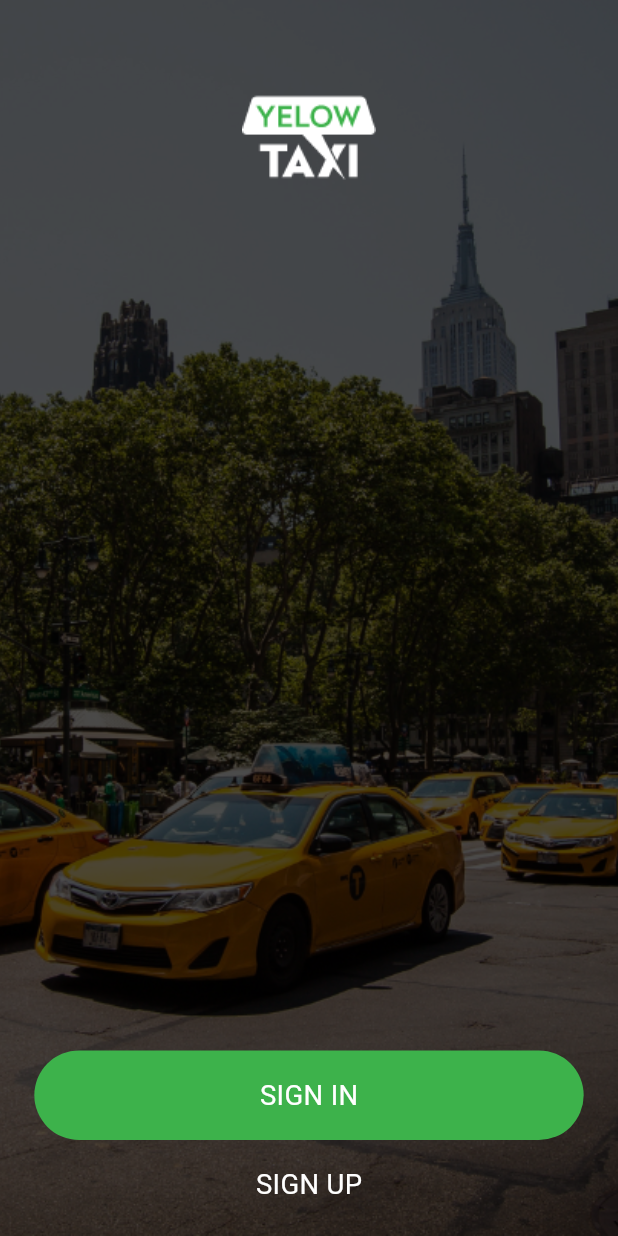
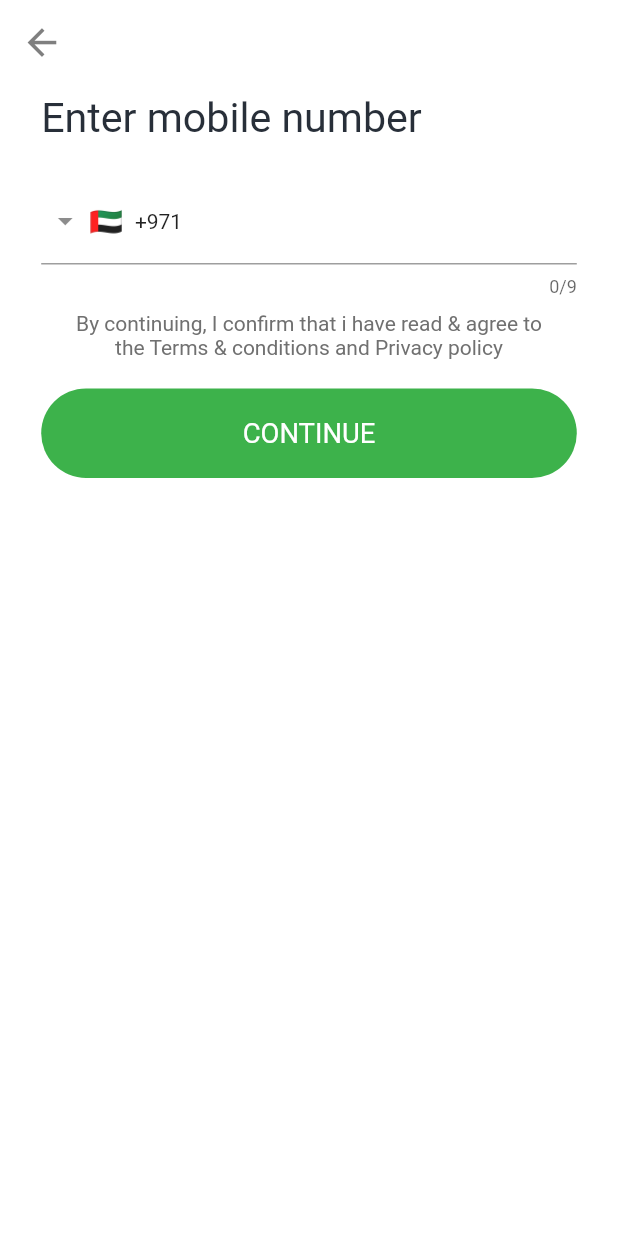
Before and after one commit to MhMahdi94/taxi_app, a Flutter app: the screen it shows after launch, after a tap on "SIGN UP", on a phone screen of 412 x 824 dp. Run offline on Flutter 3.47's test engine with Material 2 defaults, Android fonts, the phone set to English and light mode, and no system bars; drawn by our look-alikes of intl_phone_field; our stand-ins replace flutter_screenutil, flutter_spinkit.

Commit message:
sign up design

```diff
--- a/lib/main.dart
+++ b/lib/main.dart
@@ -1,6 +1,7 @@
 import 'package:flutter/material.dart';
 import 'package:flutter_screenutil/flutter_screenutil.dart';
 import 'package:taxi_application/modules/splash/splash_screen.dart';
+import 'package:taxi_application/shared/theme.dart';
 
 void main() {
   runApp(const MyApp());
@@ -21,10 +22,7 @@ class MyApp extends StatelessWidget {
           debugShowCheckedModeBanner: false,
           title: 'First Method',
           // You can use the library anywhere in the app even in theme
-          theme: ThemeData(
-            primarySwatch: Colors.blue,
-            textTheme: Typography.englishLike2018.apply(fontSizeFactor: 1.sp),
-          ),
+          theme: appTheme,
           home: child,
         );
       },
--- a/lib/modules/auth/auth_page.dart
+++ b/lib/modules/auth/auth_page.dart
@@ -2,8 +2,10 @@ import 'package:flutter/material.dart';
 import 'package:flutter/src/widgets/framework.dart';
 import 'package:flutter/src/widgets/placeholder.dart';
 import 'package:flutter_screenutil/flutter_screenutil.dart';
+import 'package:taxi_application/modules/auth/signup_screen.dart';
 import 'package:taxi_application/shared/colors.dart';
 import 'package:taxi_application/shared/components.dart';
+import 'package:taxi_application/shared/functions.dart';
 
 class AuthPage extends StatelessWidget {
   const AuthPage({super.key});
@@ -16,7 +18,7 @@ class AuthPage extends StatelessWidget {
         height: double.infinity,
         decoration: BoxDecoration(
           image: DecorationImage(
-            image: AssetImage('assets/images/authbg.png'),
+            image: const AssetImage('assets/images/authbg.png'),
             fit: BoxFit.cover,
             colorFilter: ColorFilter.mode(
               Colors.black.withOpacity(0.7),
@@ -28,15 +30,13 @@ class AuthPage extends StatelessWidget {
           mainAxisAlignment: MainAxisAlignment.spaceBetween,
           children: [
             SizedBox(
-              height: 40.h,
+              height: 50.h,
             ),
-            Image(image: AssetImage('assets/images/logo.png')),
-            Spacer(),
+            const Image(image: AssetImage('assets/images/logo.png')),
+            const Spacer(),
             AppButton(
               label: 'SIGN IN',
-              onTap: () {
-                print('SIGN IN');
-              },
+              onTap: () {},
             ),
             SizedBox(
               height: 16.h,
@@ -45,6 +45,7 @@ class AuthPage extends StatelessWidget {
               label: 'SIGN UP',
               onTap: () {
                 print('SIGN UP');
+                navigateTo(context, const SignUpScreen());
               },
             ),
             SizedBox(
--- /dev/null
+++ b/lib/modules/auth/signup_screen.dart
@@ -0,0 +1,75 @@
+import 'package:flutter/material.dart';
+import 'package:flutter/src/widgets/framework.dart';
+import 'package:flutter/src/widgets/placeholder.dart';
+import 'package:flutter_screenutil/flutter_screenutil.dart';
+import 'package:intl_phone_field/intl_phone_field.dart';
+import 'package:taxi_application/shared/colors.dart';
+import 'package:taxi_application/shared/components.dart';
+
+class SignUpScreen extends StatelessWidget {
+  const SignUpScreen({super.key});
+
+  @override
+  Widget build(BuildContext context) {
+    return Scaffold(
+      appBar: AppBar(),
+      body: Padding(
+        padding: EdgeInsets.symmetric(horizontal: 24.w),
+        child: Column(
+          crossAxisAlignment: CrossAxisAlignment.start,
+          children: [
+            SizedBox(
+              height: 6.h,
+            ),
+            Text(
+              'Enter mobile number',
+              style: TextStyle(
+                fontSize: 24.sp,
+                color: textColor,
+              ),
+            ),
+            SizedBox(
+              height: 20.h,
+            ),
+            IntlPhoneField(
+              decoration: InputDecoration(
+                  contentPadding: EdgeInsets.symmetric(vertical: 16.h)
+                  //labelText: 'Phone Number',
+                  // border: Border(
+                  //   bottom: BorderSide.none,
+                  //   top: BorderSide.none,
+                  //   right: BorderSide.none,
+                  //   left: BorderSide.none,
+                  // ),
+                  ),
+              initialCountryCode: 'AE',
+              onChanged: (phone) {
+                print(phone.completeNumber);
+              },
+            ),
+            SizedBox(
+              height: 8.h,
+            ),
+            Padding(
+              padding: EdgeInsets.symmetric(horizontal: 16.w),
+              child: Text(
+                'By continuing, I confirm that i have read & agree to the Terms & conditions and Privacy policy',
+                textAlign: TextAlign.center,
+                style: TextStyle(
+                  color: overlayColor,
+                ),
+              ),
+            ),
+            SizedBox(
+              height: 16.h,
+            ),
+            AppButton(
+              label: 'CONTINUE',
+              onTap: () {},
+            ),
+          ],
+        ),
+      ),
+    );
+  }
+}
--- a/lib/shared/components.dart
+++ b/lib/shared/components.dart
@@ -6,9 +6,14 @@ import 'package:taxi_application/shared/colors.dart';
 
 //App Button
 class AppButton extends StatelessWidget {
-  const AppButton({super.key, required this.label, required this.onTap});
+  const AppButton(
+      {super.key,
+      required this.label,
+      required this.onTap,
+      this.backgroundColor = mainColor});
   final String? label;
   final void Function()? onTap;
+  final Color backgroundColor;
   @override
   Widget build(BuildContext context) {
     return InkWell(
@@ -17,15 +22,13 @@ class AppButton extends StatelessWidget {
         width: 320.w,
         height: 50.h,
         decoration: BoxDecoration(
-          color: mainColor,
+          color: backgroundColor,
           borderRadius: BorderRadius.circular(100.r),
         ),
         child: Center(
           child: Text(
             label!,
-            style: TextStyle(
-              fontSize: 16.sp,
-            ),
+            style: TextStyle(fontSize: 16.sp, color: Colors.white),
           ),
         ),
       ),
@@ -45,10 +48,7 @@ class AppTextButton extends StatelessWidget {
       child: Center(
         child: Text(
           label!,
-          style: TextStyle(
-            fontSize: 16.sp,
-            fontWeight: FontWeight.w400,
-          ),
+          style: TextStyle(fontSize: 16.sp, color: Colors.white),
         ),
       ),
     );
--- /dev/null
+++ b/lib/shared/theme.dart
@@ -0,0 +1,46 @@
+import 'package:flutter/material.dart';
+import 'package:flutter/services.dart';
+import 'package:flutter_screenutil/flutter_screenutil.dart';
+import 'package:taxi_application/shared/colors.dart';
+
+ThemeData appTheme = ThemeData(
+  colorScheme: ColorScheme.fromSwatch().copyWith(primary: mainColor),
+  appBarTheme: AppBarTheme(
+    systemOverlayStyle: SystemUiOverlayStyle(
+      statusBarColor: Colors.white,
+      statusBarIconBrightness: Brightness.dark,
+    ),
+    backgroundColor: Colors.white,
+    elevation: 0,
+    titleTextStyle: TextStyle(
+      color: textColor,
+      fontSize: 14.sp,
+      fontWeight: FontWeight.w500,
+      letterSpacing: 1.5,
+    ),
+    iconTheme: IconThemeData(
+      color: borderColor,
+      size: 25.sp,
+    ),
+  ),
+  scaffoldBackgroundColor: Colors.white,
+  // fontFamily: lang == 'en' ? 'Lexend' : 'Tajawal',
+  floatingActionButtonTheme: const FloatingActionButtonThemeData(
+    backgroundColor: mainColor,
+  ),
+  bottomNavigationBarTheme: BottomNavigationBarThemeData(
+    selectedItemColor: mainColor,
+    unselectedItemColor: Colors.black45,
+    selectedIconTheme: IconThemeData(size: 24.sp),
+    selectedLabelStyle: TextStyle(
+      // fontFamily: lang == 'en' ? 'Lexend' : "Tajawal",
+      // fontSize: 14.sp,
+      fontWeight: FontWeight.w600,
+    ),
+    unselectedLabelStyle: TextStyle(
+      fontSize: 10.sp,
+      fontWeight: FontWeight.w600,
+      // fontFamily: lang == 'en' ? 'Lexend' : "Tajawal",
+    ),
+  ),
+);
--- a/pubspec.yaml
+++ b/pubspec.yaml
@@ -39,6 +39,7 @@ dependencies:
   bloc: ^8.1.2
   flutter_screenutil: ^5.8.4
   flutter_spinkit: ^5.2.0
+  intl_phone_field: ^3.1.0
 dev_dependencies:
   flutter_test:
     sdk: flutter
```
Also changed, not shown: pubspec.lock.
